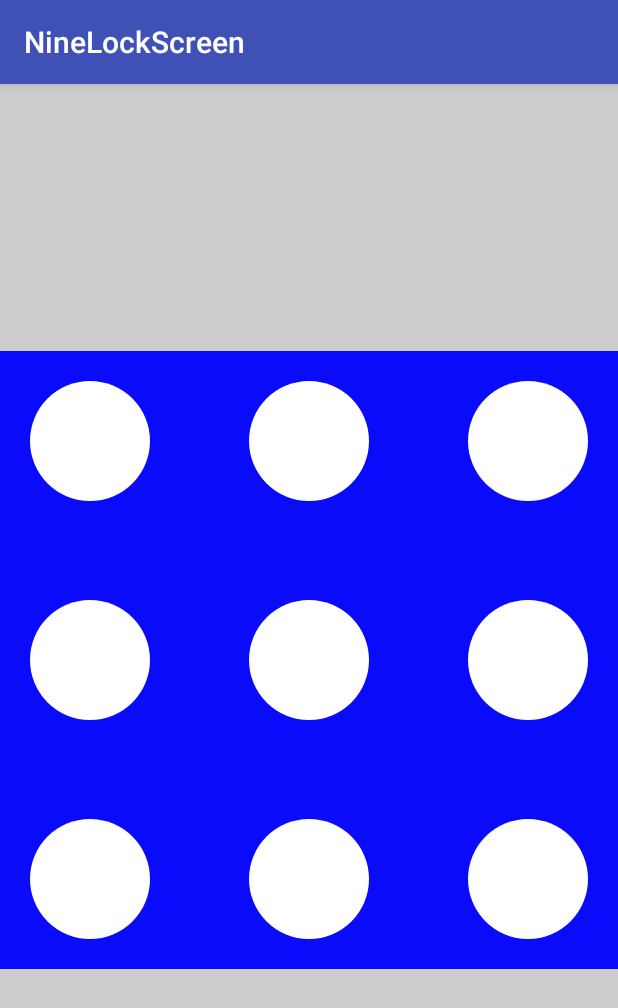
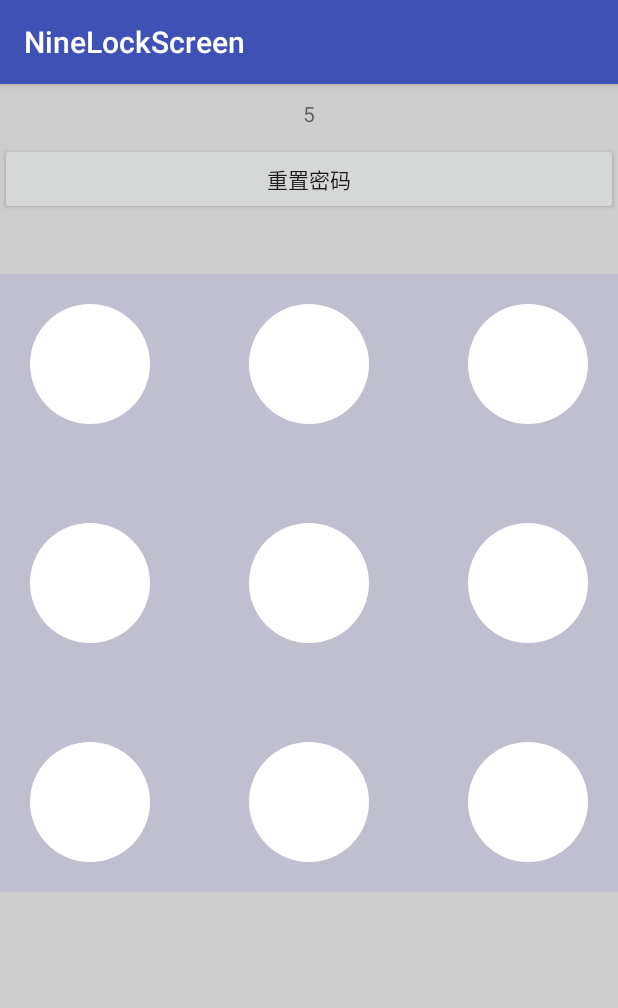
Before and after one commit to zwb1992/NineLockScreen, an Android app: the screen it shows after launch (MainActivity), on a phone screen of 412 x 824 dp. Shown: the top 1008 px of the screen. Run offline under Robolectric (Android 15) with nearby library versions, the phone set to English and light mode, and no system bars.

Commit message:
添加密码绘制回调

```diff
--- a/NineLockScreen/app/src/main/java/com/zwb/ninelockscreen/MainActivity.java
+++ b/NineLockScreen/app/src/main/java/com/zwb/ninelockscreen/MainActivity.java
@@ -2,12 +2,50 @@ package com.zwb.ninelockscreen;
 
 import android.support.v7.app.AppCompatActivity;
 import android.os.Bundle;
+import android.view.View;
+import android.widget.TextView;
+
+import java.util.Random;
 
 public class MainActivity extends AppCompatActivity {
+    private TextView tvPwdSet, tvPwdGet;
+    private NineLockScreenView nlc;
 
     @Override
     protected void onCreate(Bundle savedInstanceState) {
         super.onCreate(savedInstanceState);
         setContentView(R.layout.activity_main);
+        tvPwdSet = (TextView) findViewById(R.id.tvPwdSet);
+        tvPwdGet = (TextView) findViewById(R.id.tvPwdGet);
+        nlc = (NineLockScreenView) findViewById(R.id.nlc);
+        nlc.setOnCallBack(new NineLockScreenView.OnCallBack() {
+            @Override
+            public void result(String password, boolean isRight) {
+                if (isRight) {
+                    tvPwdGet.setText("密码正确:" + password);
+                } else {
+                    tvPwdGet.setText("密码错误:" + password);
+                }
+            }
+        });
+        resetPwd();
+    }
+
+    public void reset(View view) {
+        resetPwd();
+    }
+
+    private void resetPwd() {
+        tvPwdGet.setText("");
+        tvPwdSet.setText("");
+        StringBuilder builder = new StringBuilder();
+        for (int i = 0; i < 5; i++) {
+            int k = new Random().nextInt(8);
+            if (!builder.toString().contains(k + "")) {
+                builder.append(k + "");
+            }
+        }
+        tvPwdSet.setText(builder.toString());
+        nlc.setPassword(builder.toString());
     }
 }
--- a/NineLockScreen/app/src/main/java/com/zwb/ninelockscreen/NineLockScreenView.java
+++ b/NineLockScreen/app/src/main/java/com/zwb/ninelockscreen/NineLockScreenView.java
@@ -35,6 +35,11 @@ public class NineLockScreenView extends View {
     private float moveX, moveY;//触摸点位置
     private boolean showingResult = false;//是否正在显示结果，这时候不处理触摸事件
     private String password;
+    private OnCallBack onCallBack;
+
+    public void setOnCallBack(OnCallBack onCallBack) {
+        this.onCallBack = onCallBack;
+    }
 
     public String getPassword() {
         return password;
@@ -261,5 +266,12 @@ public class NineLockScreenView extends View {
                 isError = true;
             }
         }
+        if (onCallBack != null) {
+            onCallBack.result(builder.toString(), !isError);
+        }
+    }
+
+    public interface OnCallBack {
+        void result(String password, boolean isRight);
     }
 }
--- a/NineLockScreen/app/src/main/res/layout/activity_main.xml
+++ b/NineLockScreen/app/src/main/res/layout/activity_main.xml
@@ -7,10 +7,35 @@
     android:background="#facccccc"
     tools:context="com.zwb.ninelockscreen.MainActivity">
 
-    <com.zwb.ninelockscreen.NineLockScreenView
+    <TextView
+        android:id="@+id/tvPwdSet"
         android:layout_width="match_parent"
         android:layout_height="wrap_content"
+        android:gravity="center"
+        android:padding="10dp" />
+
+    <Button
+        android:id="@+id/bt"
+        android:layout_width="match_parent"
+        android:layout_height="wrap_content"
+        android:layout_below="@id/tvPwdSet"
+        android:onClick="reset"
+        android:text="重置密码" />
+
+    <TextView
+        android:id="@+id/tvPwdGet"
+        android:layout_width="match_parent"
+        android:layout_height="wrap_content"
+        android:layout_below="@id/bt"
+        android:gravity="center"
+        android:padding="10dp" />
+
+    <com.zwb.ninelockscreen.NineLockScreenView
+        android:id="@+id/nlc"
+        android:layout_width="match_parent"
+        android:layout_height="wrap_content"
+        android:layout_below="@id/tvPwdGet"
         android:layout_centerInParent="true"
-        android:background="#f10000ff"
+        android:background="#110000ff"
         android:padding="20dp" />
 </RelativeLayout>
```
Also changed, not shown: 1 other file.
